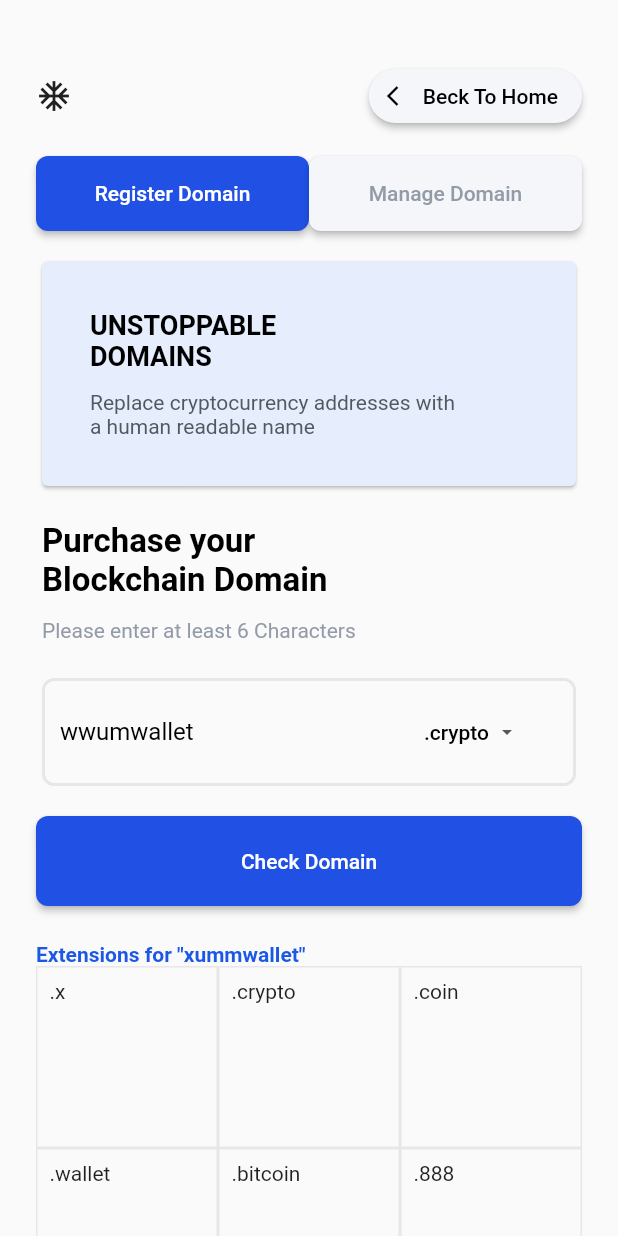
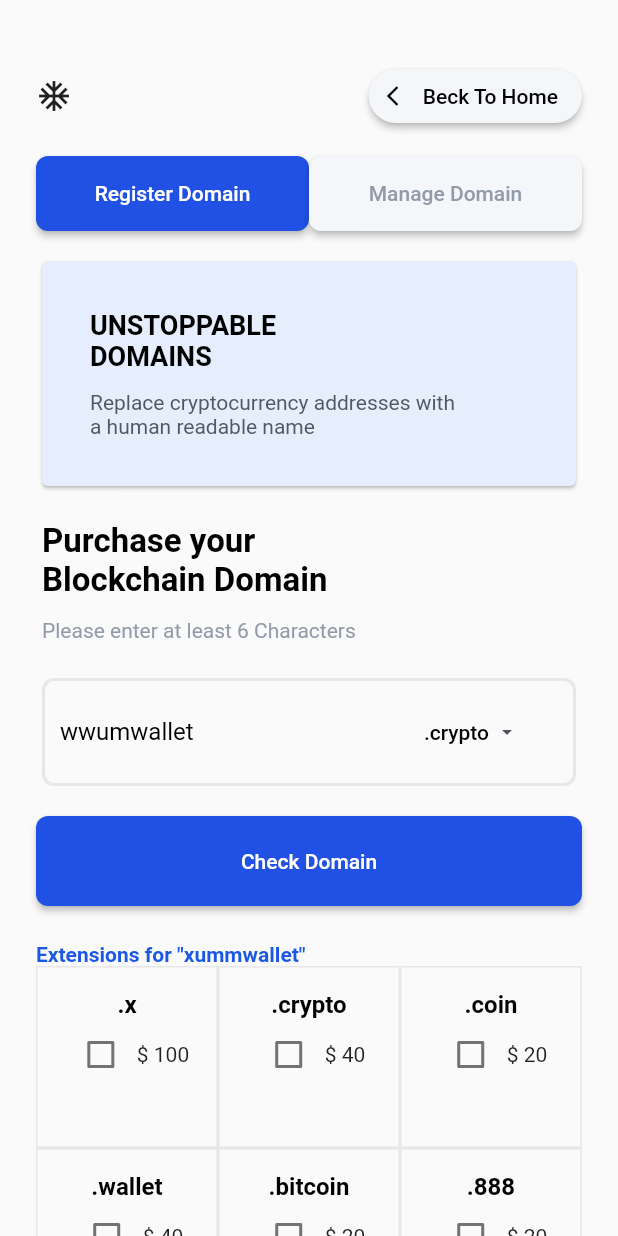
Before and after one commit to VadymMobileDev/up_reselling_webapp, a Flutter app: the screen it shows after launch, on a phone screen of 412 x 824 dp. Run offline on Flutter 3.47's test engine with Material 2 defaults, Android fonts, the light colour scheme and no system bars; our stand-ins replace dio, retrofit; generated files the repository leaves out were written again.

Commit message:
init added GridList

```diff
--- a/lib/main.dart
+++ b/lib/main.dart
@@ -4,6 +4,7 @@
 import 'package:up_reselling_webapp/application/app_color.dart';
 import 'package:up_reselling_webapp/application/style/dimens.dart';
 import 'package:up_reselling_webapp/models/domain_name.dart';
+import 'package:up_reselling_webapp/repository/labeled_check_box.dart';
 
 void main() {
   runApp(MyApp());
@@ -123,27 +124,8 @@
           SizedBox(height: Dimens.paddingMediumLarge),
           _textExtensions("xummwallet"),
 
-            Container(
-                width: MediaQuery.of(context).size.width,
-                child:
-          GridView.count(
-            primary: false,
-            crossAxisCount: 3,
-            shrinkWrap: true,
-            physics: NeverScrollableScrollPhysics(),
-            children: <Widget>[
-              _listGridContainer(".x"),
-              _listGridContainer(".crypto"),
-              _listGridContainer(".coin"),
-              _listGridContainer(".wallet"),
-              _listGridContainer(".bitcoin"),
-              _listGridContainer(".888"),
-              _listGridContainer(".nft"),
-              _listGridContainer(".dao"),
-              _listGridContainer(".zil"),
-            ],
-          ),
-            ),
+          _gridViewContainer(context),
+          SizedBox(height: Dimens.paddingMedium),
 
           _textHelpCenter(),
           // _domainListName(context)
@@ -254,16 +236,31 @@
   );
 }
 
+Widget _gridViewContainer(BuildContext context){
+  return Container(
+    width: MediaQuery.of(context).size.width,
+    child:
+    GridView.count(
+      primary: false,
+      crossAxisCount: 3,
+      shrinkWrap: true,
+      physics: NeverScrollableScrollPhysics(),
+      children: <Widget>[
 
-Widget _listGridContainer(String text){
-  return Container(
-      padding: const EdgeInsets.all(8),
-      child: Text(text),
-      decoration: BoxDecoration(
-          border: Border.all(width: 1, color: AppColor.borderCardGrey)
-      )
+        GridContainerBody(titleText: ".x", checkText: "100"),
+        GridContainerBody(titleText: ".crypto", checkText: "40"),
+        GridContainerBody(titleText: ".coin", checkText: "20"),
+        GridContainerBody(titleText: ".wallet", checkText: "40"),
+        GridContainerBody(titleText: ".bitcoin", checkText: "20"),
+        GridContainerBody(titleText: ".888", checkText: "20"),
+        GridContainerBody(titleText: ".nft", checkText: "20"),
+        GridContainerBody(titleText: ".dao", checkText: "20"),
+        GridContainerBody(titleText: ".zil", checkText: "20"),
+      ],
+    ),
   );
 }
+
 
 
 FutureBuilder<DomainResponseData> _buildBody(BuildContext context) {
--- /dev/null
+++ b/lib/repository/labeled_check_box.dart
@@ -0,0 +1,85 @@
+import 'package:flutter/cupertino.dart';
+import 'package:flutter/material.dart';
+import 'package:up_reselling_webapp/application/app_color.dart';
+import 'package:up_reselling_webapp/application/style/dimens.dart';
+
+class GridContainerBody extends StatefulWidget {
+  const GridContainerBody({Key? key, required this.titleText, required this.checkText}) : super(key: key);
+  final String checkText;
+  final String titleText;
+  @override
+  State<GridContainerBody> createState() => GridContainerBodyState();
+}
+
+class GridContainerBodyState extends State<GridContainerBody> {
+  bool _isSelected = false;
+
+  @override
+  Widget build(BuildContext context) {
+    return Card(
+      margin: EdgeInsets.zero,
+      color: AppColor.backgroundLightGrey,
+      shape: RoundedRectangleBorder(
+          side: BorderSide(width: 1, color: AppColor.borderCardGrey)),
+      elevation: 0.0,
+      child: Padding(
+        padding: EdgeInsets.only(top: Dimens.paddingMedium, bottom: Dimens.paddingMedium),
+        child: Column(
+          children: <Widget>[
+            Text(widget.titleText,
+                style: TextStyle(fontSize: Dimens.paddingMedium, color: Colors.black, fontWeight: FontWeight.bold)),
+
+        LabeledCheckbox(
+          label: "\$ "+widget.checkText,
+          value: _isSelected,
+          onChanged: (bool newValue) {
+            setState(() {
+              _isSelected = newValue;
+            });
+          },
+        )
+          ],
+        ),
+      ),);
+
+
+
+
+
+
+  }
+}
+
+class LabeledCheckbox extends StatelessWidget {
+  const LabeledCheckbox({
+    Key? key,
+    required this.label,
+    required this.value,
+    required this.onChanged,
+  }) : super(key: key);
+
+  final String label;
+  final bool value;
+  final Function onChanged;
+
+  @override
+  Widget build(BuildContext context) {
+    return InkWell(
+      onTap: () {
+        onChanged(!value);
+      },
+      child: Row(
+        mainAxisAlignment: MainAxisAlignment.center,
+        children: <Widget>[
+          Checkbox(
+            value: value,
+            onChanged: (bool? newValue) {
+              onChanged(newValue);
+            },
+          ),
+          Text(label),
+        ],
+      ),
+    );
+  }
+}
```
